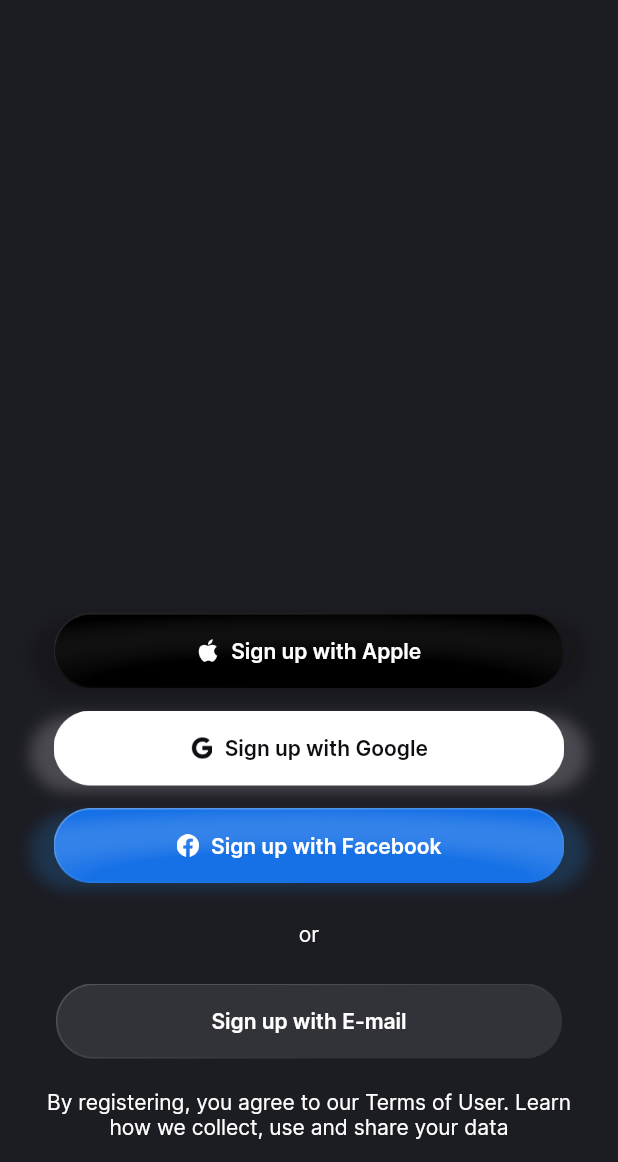
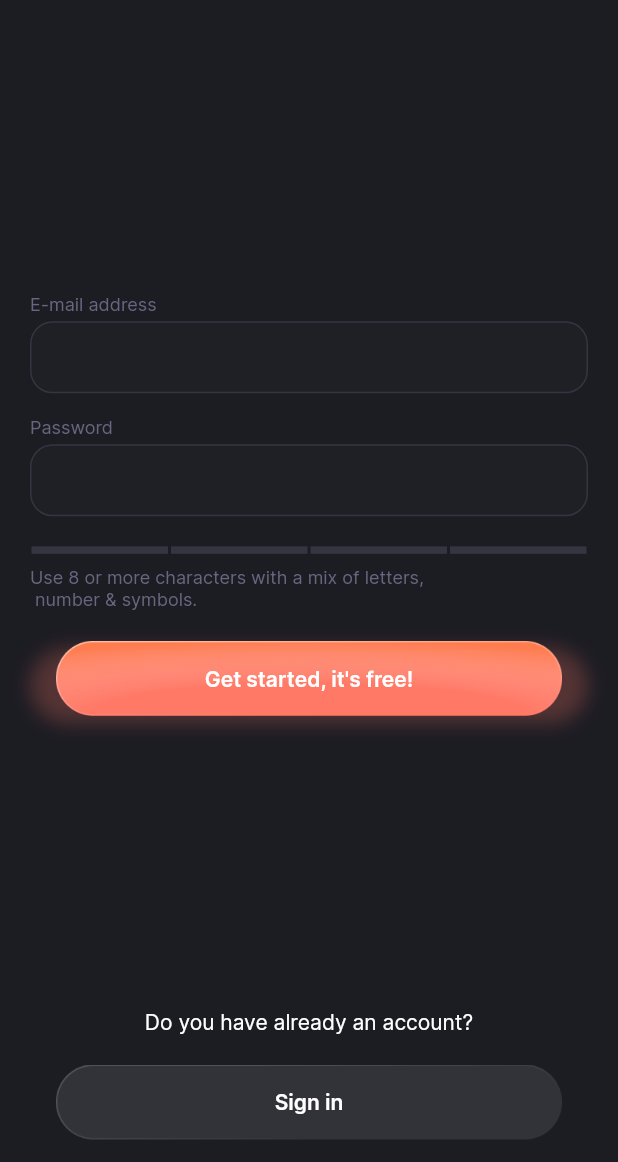
Before and after one commit to Kumpon-Sotsukpiam/-workshop-flutter--montly_expenses_trackizer, a Flutter app: the SignUpView screen opened directly, on a phone screen of 412 x 824 dp, the part 74-1236 px from its top. Run offline on Flutter 3.47's test engine with Material 3 defaults, Android fonts, the phone set to English and light mode, and no system bars.

Commit message:
add: signInView, update: signupView

```diff
--- a/lib/common_widget/primary_button.dart
+++ b/lib/common_widget/primary_button.dart
@@ -7,6 +7,7 @@
   final VoidCallback onPressed;
   final double fontSize;
   final FontWeight fontWeight;
+
   const PrimaryButton(
       {super.key,
       required this.title,
@@ -27,7 +28,7 @@
             borderRadius: BorderRadius.circular(30),
             boxShadow: [
               BoxShadow(
-                  color: TColor.secondary.withOpacity(0.35),
+                  color: TColor.secondary.withOpacity(0.25),
                   blurRadius: 10,
                   offset: const Offset(0, 5))
             ]),
--- /dev/null
+++ b/lib/common_widget/round_textfield.dart
@@ -0,0 +1,47 @@
+import 'package:flutter/material.dart';
+
+import '../common/color_extension.dart';
+
+class RoundTextField extends StatelessWidget {
+  final String title;
+  final TextEditingController? controller;
+  final TextInputType? keyboardType;
+  final bool obscureText;
+
+  const RoundTextField(
+      {super.key,
+      required this.title,
+      this.controller,
+      this.keyboardType,
+      this.obscureText = false});
+
+  @override
+  Widget build(BuildContext context) {
+    return Column(
+      crossAxisAlignment: CrossAxisAlignment.start,
+      children: [
+        Text(title, style: TextStyle(color: TColor.gray50, fontSize: 12)),
+        const SizedBox(height: 4),
+        Container(
+          height: 48,
+          width: double.maxFinite,
+          decoration: BoxDecoration(
+            border: Border.all(color: TColor.gray70),
+            borderRadius: BorderRadius.circular(15),
+            color: TColor.gray60.withOpacity(0.05),
+          ),
+          child: TextField(
+            controller: controller,
+            decoration: const InputDecoration(
+              focusedBorder: InputBorder.none,
+              errorBorder: InputBorder.none,
+              enabledBorder: InputBorder.none,
+            ),
+            keyboardType: keyboardType,
+            obscureText: obscureText,
+          ),
+        )
+      ],
+    );
+  }
+}
--- a/lib/view/login/sign_up_view.dart
+++ b/lib/view/login/sign_up_view.dart
@@ -1,7 +1,12 @@
 import 'package:flutter/material.dart';
+import 'package:montly_expenses_trackizer/common_widget/round_textfield.dart';
 import 'package:montly_expenses_trackizer/common_widget/secondary_button.dart';
+import 'package:montly_expenses_trackizer/view/login/sign_in_view.dart';
+import 'package:montly_expenses_trackizer/view/login/social_login.dart';
 
 import '../../common/color_extension.dart';
+import '../../common_widget/primary_button.dart';
+
 class SignUpView extends StatefulWidget {
   const SignUpView({super.key});
 
@@ -10,6 +15,9 @@
 }
 
 class _SocialLoginViewState extends State<SignUpView> {
+  TextEditingController txtEmail = TextEditingController();
+  TextEditingController txtPassword = TextEditingController();
+
   @override
   Widget build(BuildContext context) {
     var media = MediaQuery.sizeOf(context);
@@ -18,120 +26,97 @@
         body: SafeArea(
             child: Padding(
           padding: const EdgeInsets.symmetric(vertical: 15, horizontal: 20),
-              child: Column(
-                  crossAxisAlignment: CrossAxisAlignment.center,
-                  children: [
+          child:
+              Column(crossAxisAlignment: CrossAxisAlignment.center, children: [
             Image.asset(
               "assets/img/app_logo.png",
               width: media.width * 0.5,
               fit: BoxFit.contain,
             ),
             const Spacer(),
-                    InkWell(
-                      onTap: () {},
+            RoundTextField(
+                title: "E-mail address",
+                controller: txtEmail,
+                keyboardType: TextInputType.emailAddress),
+            const SizedBox(height: 15),
+            RoundTextField(
+              title: "Password",
+              controller: txtPassword,
+              obscureText: true,
+            ),
+            const SizedBox(height: 20),
+            Row(
+              children: [
+                Expanded(
                     child: Container(
-                          height: 50,
-                          alignment: Alignment.center,
+                  height: 5,
+                  margin: const EdgeInsets.symmetric(horizontal: 1),
                   decoration: BoxDecoration(
-                              image: const DecorationImage(
-                                  image: AssetImage("assets/img/apple_btn.png")),
-                              borderRadius: BorderRadius.circular(30),
-                              boxShadow: [
-                                BoxShadow(
-                                    color: Colors.black.withOpacity(0.2),
-                                    blurRadius: 8,
-                                    offset: const Offset(0, 4))
-                              ]),
-                          child: Row(
-                            mainAxisAlignment: MainAxisAlignment.center,
+                    color: TColor.gray70,
+                  ),
+                )),
+                Expanded(
+                    child: Container(
+                  height: 5,
+                  margin: const EdgeInsets.symmetric(horizontal: 1),
+                  decoration: BoxDecoration(
+                    color: TColor.gray70,
+                  ),
+                )),
+                Expanded(
+                    child: Container(
+                  height: 5,
+                  margin: const EdgeInsets.symmetric(horizontal: 1),
+                  decoration: BoxDecoration(
+                    color: TColor.gray70,
+                  ),
+                )),
+                Expanded(
+                    child: Container(
+                  height: 5,
+                  margin: const EdgeInsets.symmetric(horizontal: 1),
+                  decoration: BoxDecoration(
+                    color: TColor.gray70,
+                  ),
+                ))
+              ],
+            ),
+            const SizedBox(
+              height: 8,
+            ),
+            Row(
+              mainAxisAlignment: MainAxisAlignment.start,
               children: [
-                              Image.asset("assets/img/apple.png", width: 15, height: 15,color: TColor.white),
-                              const SizedBox(width: 8,),
                 Text(
-                                "Sign up with Apple",
-                                style: TextStyle(
-                                    color: TColor.white, fontSize: 14, fontWeight: FontWeight.w600),
+                    "Use 8 or more characters with a mix of letters,\n number & symbols.",
+                    style: TextStyle(color: TColor.gray50, fontSize: 12)),
+              ],
             ),
-                            ],
-                          )
-                      ),
-                    ),
-                    const SizedBox(height: 15),
-                    InkWell(
-                      onTap: () {},
-                      child: Container(
-                          height: 50,
-                          alignment: Alignment.center,
-                          decoration: BoxDecoration(
-                              image: const DecorationImage(
-                                  image: AssetImage("assets/img/google_btn.png")),
-                              borderRadius: BorderRadius.circular(30),
-                              boxShadow: [
-                                BoxShadow(
-                                    color: Colors.white.withOpacity(0.2),
-                                    blurRadius: 8,
-                                    offset: const Offset(0, 4))
-                              ]),
-                          child: Row(
-                            mainAxisAlignment: MainAxisAlignment.center,
-                            children: [
-                              Image.asset("assets/img/google.png", width: 15, height: 15,color: TColor.gray),
-                              const SizedBox(width: 8,),
+            const SizedBox(height: 20),
+            PrimaryButton(
+                title: "Get started, it's free!",
+                onPressed: () {
+                  Navigator.push(
+                      context,
+                      MaterialPageRoute(
+                          builder: (context) => const SocialLoginView()));
+                }),
+            const Spacer(),
             Text(
-                                "Sign up with Google",
-                                style: TextStyle(
-                                    color: TColor.gray, fontSize: 14, fontWeight: FontWeight.w600),
-                              ),
-                            ],
-                          )
-                      ),
-                    ),
-                    const SizedBox(height: 15),
-                    InkWell(
-                      onTap: () {},
-                      child: Container(
-                          height: 50,
-                          alignment: Alignment.center,
-                          decoration: BoxDecoration(
-                              image: const DecorationImage(
-                                  image: AssetImage("assets/img/fb_btn.png")),
-                              borderRadius: BorderRadius.circular(30),
-                              boxShadow: [
-                                BoxShadow(
-                                    color: Colors.blue.withOpacity(0.2),
-                                    blurRadius: 8,
-                                    offset: const Offset(0, 4))
-                              ]),
-                          child: Row(
-                            mainAxisAlignment: MainAxisAlignment.center,
-                            children: [
-                              Image.asset("assets/img/fb.png", width: 15, height: 15),
-                              const SizedBox(width: 8,),
-                              Text(
-                                "Sign up with Facebook",
-                                style: TextStyle(
-                                    color: TColor.white, fontSize: 14, fontWeight: FontWeight.w600),
-                              ),
-                            ],
-                          )
-                      ),
-                    ),
-                    const SizedBox(height: 25),
-                    Text(
-                      "or",
+              "Do you have already an account?",
               style: TextStyle(color: TColor.white, fontSize: 14),
               textAlign: TextAlign.center,
             ),
-                    const SizedBox(height: 25),
-                    SecondaryButton(title: "Sign up with E-mail", onPressed: () {}),
             const SizedBox(height: 20),
-                    Text(
-                      "By registering, you agree to our Terms of User. Learn how we collect, use and share your data",
-                      style: TextStyle(color: TColor.white, fontSize: 14),
-                      textAlign: TextAlign.center,
-                    ),
+            SecondaryButton(
+                title: "Sign in",
+                onPressed: () {
+                  Navigator.push(
+                      context,
+                      MaterialPageRoute(
+                          builder: (context) => const SignInView()));
+                })
           ]),
-            ))
-    );
+        )));
   }
 }
```
Also changed, not shown: lib/common_widget/secondary_button.dart (+6 -6 lines), lib/view/login/sign_in_view.dart (added, +107 -0 lines), lib/view/login/social_login.dart (+36 -21 lines), lib/view/login/welcome_view.dart (+16 -3 lines). Lines whose indentation alone changed are shown as unchanged.
